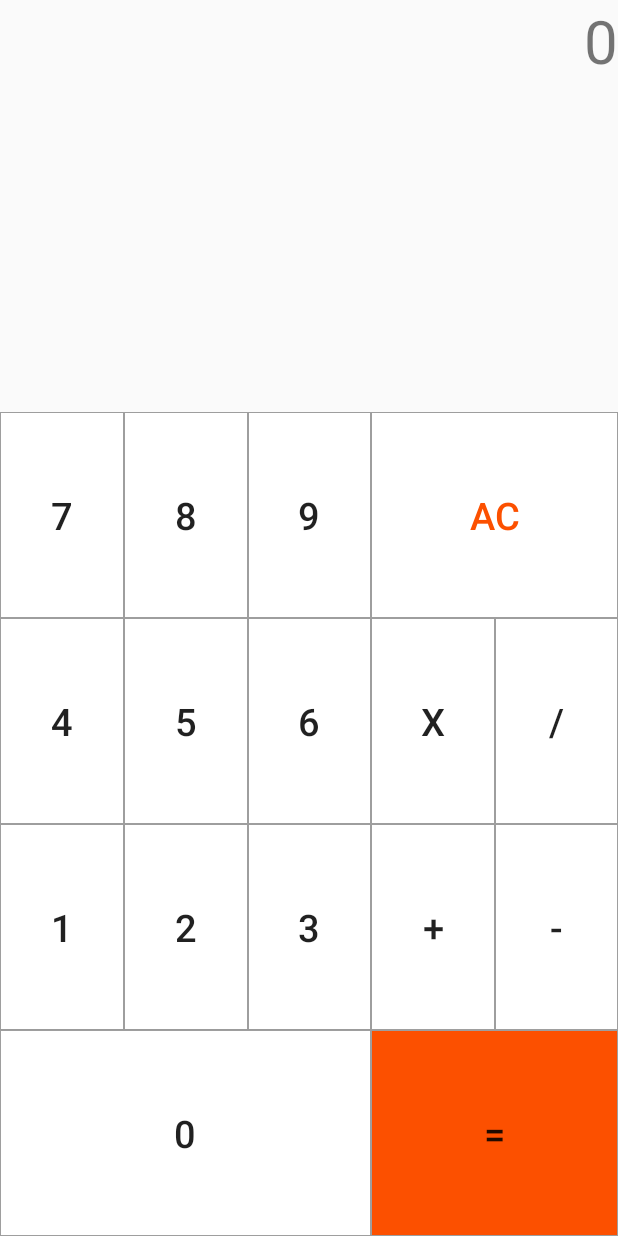
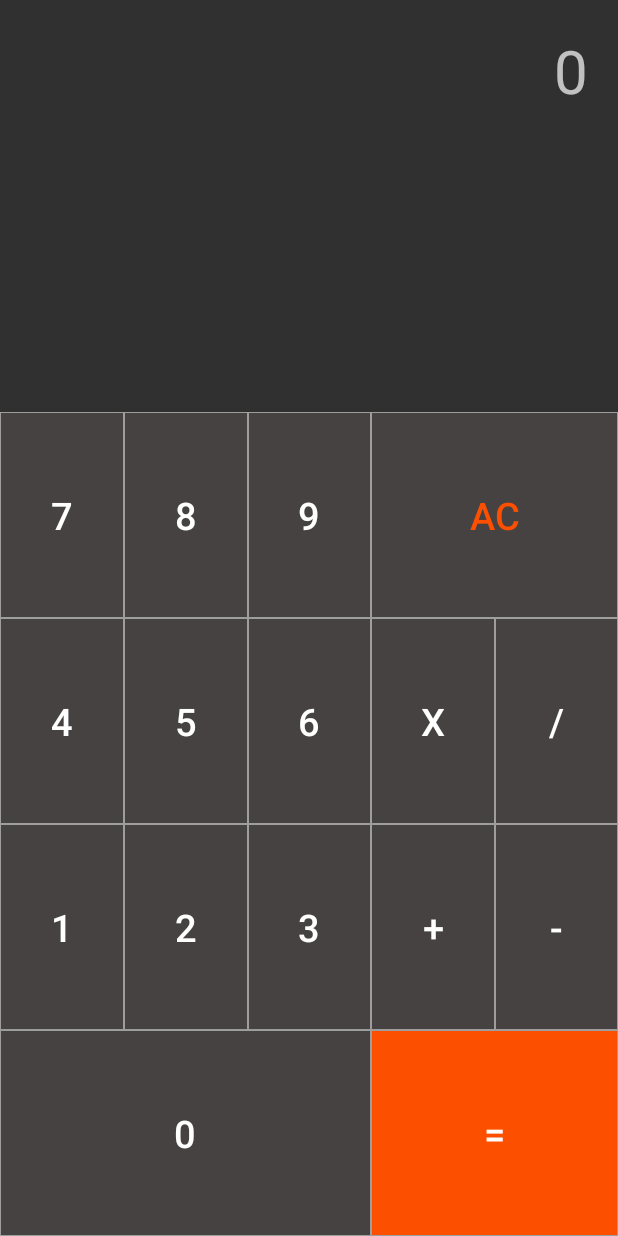
Before and after one commit to danghai1996/ad-caculatorApp-hw, an Android app: the layout activity_main.xml on its own in the app's theme, with its tools: preview values and no code run, on a phone screen of 412 x 824 dp. Run offline under Robolectric (Android 15) with nearby library versions, the phone set to English and light mode, and no system bars.

Commit message:
Add animation Press + No ActionBar

```diff
--- a/app/src/main/AndroidManifest.xml
+++ b/app/src/main/AndroidManifest.xml
@@ -8,7 +8,7 @@
         android:label="@string/app_name"
         android:roundIcon="@mipmap/ic_launcher_round"
         android:supportsRtl="true"
-        android:theme="@style/AppTheme">
+        android:theme="@style/Theme.AppCompat.NoActionBar">
         <activity android:name=".MainActivity">
             <intent-filter>
                 <action android:name="android.intent.action.MAIN" />
--- a/app/src/main/java/com/example/nhem/caculator/MainActivity.java
+++ b/app/src/main/java/com/example/nhem/caculator/MainActivity.java
@@ -32,7 +32,7 @@ public class MainActivity extends AppCompatActivity {
     }
 
     public void onClickNumber(View view) {
-        if (result != "") {
+        if (!result.equals("")) {
             reset();
             updateScreen();
         }
@@ -66,15 +66,15 @@ public class MainActivity extends AppCompatActivity {
     public void onClickOperator(View view) {
         Button b = (Button) view;
 
-        if (display == "") return;
+        if (display.equals("")) return;
 
-        if (result != "") {
+        if (!result.equals("")) {
             String oldDisplay = result;
             reset();
             display = oldDisplay;
         }
 
-        if (currentOperator != "") {
+        if (!currentOperator.equals("")) {
            if ( isOperator(display.charAt(display.length() - 1)) ) {
                display = display.replace(display.charAt(display.length() - 1), b.getText().charAt(0));
                updateScreen();
@@ -111,7 +111,7 @@ public class MainActivity extends AppCompatActivity {
     }
 
     private boolean getResult() {
-        if (currentOperator == "") return false;
+        if (currentOperator.equals("")) return false;
         String[] operation = display.split(Pattern.quote(currentOperator));
         if (operation.length < 2) return false;
         result = String.valueOf(operate(operation[0], operation[1], currentOperator));
@@ -119,8 +119,8 @@ public class MainActivity extends AppCompatActivity {
     }
 
     public void onClickResult(View view) {
-        if (display == "") return;
+        if (display.equals("")) return;
         if (!getResult()) return;
-        screen.setText(display + "\n" + String.valueOf(result));
+        screen.setText(display + "\n" + "= "+ String.valueOf(result));
     }
 }
--- /dev/null
+++ b/app/src/main/res/drawable/custom_btn.xml
@@ -0,0 +1,10 @@
+<?xml version="1.0" encoding="utf-8"?>
+<selector xmlns:android="http://schemas.android.com/apk/res/android" >
+    <item
+        android:drawable="@drawable/layout_btn_press"
+        android:state_pressed="true"
+        />
+
+    <item  android:drawable="@drawable/layout_btn_neutral"
+        />
+</selector>
--- /dev/null
+++ b/app/src/main/res/drawable/custom_btn_sp.xml
@@ -0,0 +1,10 @@
+<?xml version="1.0" encoding="utf-8"?>
+<selector xmlns:android="http://schemas.android.com/apk/res/android" >
+    <item
+        android:drawable="@drawable/layout_btn_sp_press"
+        android:state_pressed="true"
+        />
+
+    <item  android:drawable="@drawable/layout_btn_sp_neutral"
+        />
+</selector>
--- /dev/null
+++ b/app/src/main/res/drawable/layout_btn_neutral.xml
@@ -0,0 +1,8 @@
+<?xml version="1.0" encoding="UTF-8"?>
+<shape xmlns:android="http://schemas.android.com/apk/res/android">
+    <solid android:color="#464242"/>
+    <stroke
+        android:width="0.25dp"
+        android:color="#9e9e9e"/>
+    <padding android:left="0dip" android:top="0dip" android:right="0dip" android:bottom="0dip" />
+</shape>
--- a/app/src/main/res/drawable/layout_bt_spellcial.xml
+++ b/app/src/main/res/drawable/layout_btn_press.xml
@@ -1,6 +1,6 @@
 <?xml version="1.0" encoding="UTF-8"?>
 <shape xmlns:android="http://schemas.android.com/apk/res/android">
-    <solid android:color="#fc5000"/>
+    <solid android:color="#6c5b5b"/>
     <stroke
         android:width="0.25dp"
         android:color="#9e9e9e"/>
--- a/app/src/main/res/drawable/layout_button.xml
+++ b/app/src/main/res/drawable/layout_btn_sp_neutral.xml
@@ -1,6 +1,6 @@
 <?xml version="1.0" encoding="UTF-8"?>
 <shape xmlns:android="http://schemas.android.com/apk/res/android">
-    <solid android:color="#ffffff"/>
+    <solid android:color="#fc5000"/>
     <stroke
         android:width="0.25dp"
         android:color="#9e9e9e"/>
--- /dev/null
+++ b/app/src/main/res/drawable/layout_btn_sp_press.xml
@@ -0,0 +1,8 @@
+<?xml version="1.0" encoding="UTF-8"?>
+<shape xmlns:android="http://schemas.android.com/apk/res/android">
+    <solid android:color="#935538"/>
+    <stroke
+        android:width="0.25dp"
+        android:color="#9e9e9e"/>
+    <padding android:left="0dip" android:top="0dip" android:right="0dip" android:bottom="0dip" />
+</shape>
--- a/app/src/main/res/layout/activity_main.xml
+++ b/app/src/main/res/layout/activity_main.xml
@@ -16,6 +16,8 @@
         android:maxLines="2"
         android:nestedScrollingEnabled="false"
         android:text="0"
+        android:paddingEnd="20dp"
+        android:paddingTop="20dp"
         android:textSize="40sp" />
 
     <LinearLayout
@@ -42,7 +44,7 @@
                     android:layout_width="wrap_content"
                     android:layout_height="match_parent"
                     android:layout_weight="1"
-                    android:background="@drawable/layout_button"
+                    android:background="@drawable/custom_btn"
                     android:onClick="onClickNumber"
                     android:text="7"
                     android:textSize="25sp" />
@@ -52,7 +54,7 @@
                     android:layout_width="wrap_content"
                     android:layout_height="match_parent"
                     android:layout_weight="1"
-                    android:background="@drawable/layout_button"
+                    android:background="@drawable/custom_btn"
                     android:onClick="onClickNumber"
                     android:text="8"
                     android:textSize="25sp" />
@@ -62,7 +64,7 @@
                     android:layout_width="wrap_content"
                     android:layout_height="match_parent"
                     android:layout_weight="1"
-                    android:background="@drawable/layout_button"
+                    android:background="@drawable/custom_btn"
                     android:onClick="onClickNumber"
                     android:text="9"
                     android:textSize="25sp" />
@@ -79,7 +81,7 @@
                     android:layout_width="wrap_content"
                     android:layout_height="match_parent"
                     android:layout_weight="1"
-                    android:background="@drawable/layout_button"
+                    android:background="@drawable/custom_btn"
                     android:onClick="onClickNumber"
                     android:text="4"
                     android:textSize="25sp" />
@@ -89,7 +91,7 @@
                     android:layout_width="wrap_content"
                     android:layout_height="match_parent"
                     android:layout_weight="1"
-                    android:background="@drawable/layout_button"
+                    android:background="@drawable/custom_btn"
                     android:onClick="onClickNumber"
                     android:text="5"
                     android:textSize="25sp" />
@@ -99,7 +101,7 @@
                     android:layout_width="wrap_content"
                     android:layout_height="match_parent"
                     android:layout_weight="1"
-                    android:background="@drawable/layout_button"
+                    android:background="@drawable/custom_btn"
                     android:onClick="onClickNumber"
                     android:text="6"
                     android:textSize="25sp" />
@@ -116,7 +118,7 @@
                     android:layout_width="wrap_content"
                     android:layout_height="match_parent"
                     android:layout_weight="1"
-                    android:background="@drawable/layout_button"
+                    android:background="@drawable/custom_btn"
                     android:onClick="onClickNumber"
                     android:text="1"
                     android:textSize="25sp" />
@@ -126,7 +128,7 @@
                     android:layout_width="wrap_content"
                     android:layout_height="match_parent"
                     android:layout_weight="1"
-                    android:background="@drawable/layout_button"
+                    android:background="@drawable/custom_btn"
                     android:onClick="onClickNumber"
                     android:text="2"
                     android:textSize="25sp" />
@@ -136,7 +138,7 @@
                     android:layout_width="wrap_content"
                     android:layout_height="match_parent"
                     android:layout_weight="1"
-                    android:background="@drawable/layout_button"
+                    android:background="@drawable/custom_btn"
                     android:onClick="onClickNumber"
                     android:text="3"
                     android:textSize="25sp" />
@@ -148,7 +150,7 @@
                 android:layout_width="match_parent"
                 android:layout_height="match_parent"
                 android:layout_weight="1"
-                android:background="@drawable/layout_button"
+                android:background="@drawable/custom_btn"
                 android:onClick="onClickNumber"
                 android:text="0"
                 android:textSize="25sp" />
@@ -177,7 +179,7 @@
                     android:textColor="@color/colorReset"
                     android:textSize="25sp"
                     android:onClick="onClickReset"
-                    android:background="@drawable/layout_button"
+                    android:background="@drawable/custom_btn"
                     android:layout_weight="1"/>
 
             </LinearLayout>
@@ -193,7 +195,7 @@
                     android:layout_width="wrap_content"
                     android:layout_height="match_parent"
                     android:layout_weight="1"
-                    android:background="@drawable/layout_button"
+                    android:background="@drawable/custom_btn"
                     android:onClick="onClickOperator"
                     android:text="x"
                     android:textSize="25sp" />
@@ -203,7 +205,7 @@
                     android:layout_width="wrap_content"
                     android:layout_height="match_parent"
                     android:layout_weight="1"
-                    android:background="@drawable/layout_button"
+                    android:background="@drawable/custom_btn"
                     android:onClick="onClickOperator"
                     android:text="/"
                     android:textSize="25sp" />
@@ -221,7 +223,7 @@
                     android:layout_width="wrap_content"
                     android:layout_height="match_parent"
                     android:layout_weight="1"
-                    android:background="@drawable/layout_button"
+                    android:background="@drawable/custom_btn"
                     android:onClick="onClickOperator"
                     android:text="+"
                     android:textSize="25sp" />
@@ -231,7 +233,7 @@
                     android:layout_width="wrap_content"
                     android:layout_height="match_parent"
                     android:layout_weight="1"
-                    android:background="@drawable/layout_button"
+                    android:background="@drawable/custom_btn"
                     android:onClick="onClickOperator"
                     android:text="-"
                     android:textSize="25sp" />
@@ -248,7 +250,7 @@
                     android:layout_width="wrap_content"
                     android:layout_height="match_parent"
                     android:layout_weight="1"
-                    android:background="@drawable/layout_bt_spellcial"
+                    android:background="@drawable/custom_btn_sp"
                     android:onClick="onClickResult"
                     android:text="="
                     android:textSize="25sp" />
```
